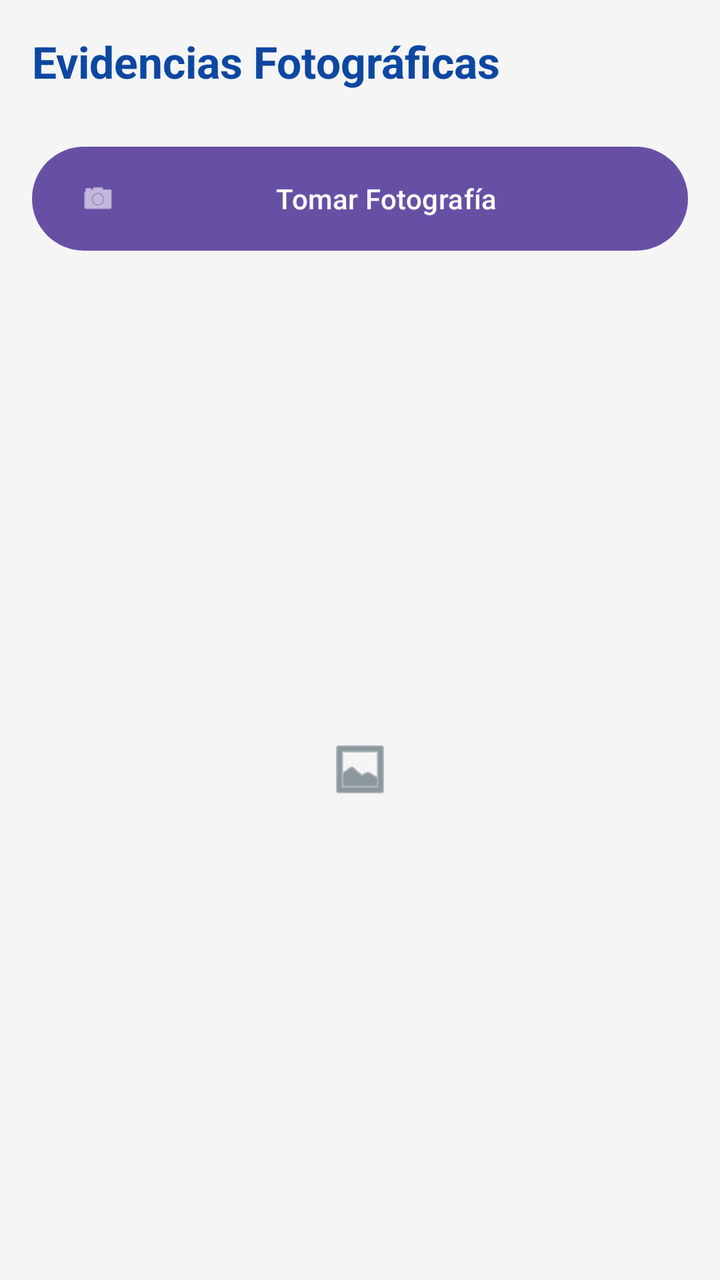
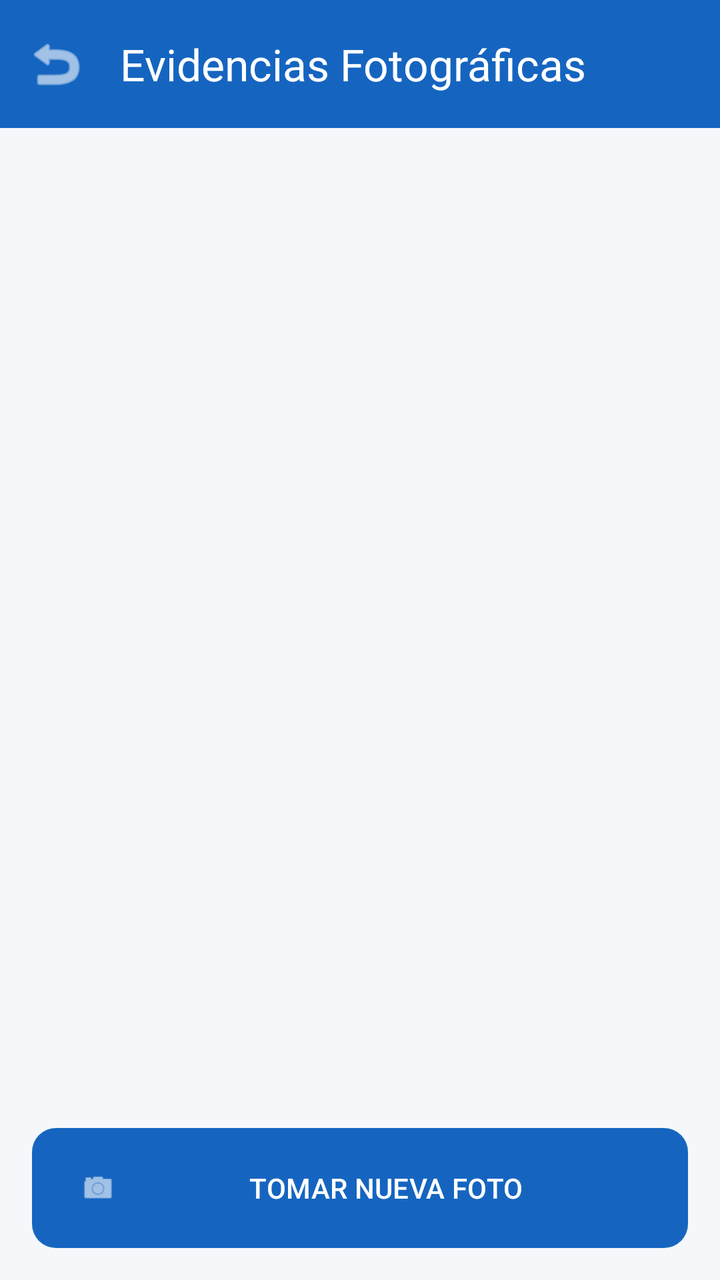

An Android layout rendered at two revisions. The XML below is the earlier revision; the diff shows what the commit changed to produce the second picture.
<!-- AndroidManifest.xml: application theme Theme.ClimaTrack -->
<!-- res/layout/activity_evidence.xml -->
<?xml version="1.0" encoding="utf-8"?>
<androidx.constraintlayout.widget.ConstraintLayout xmlns:android="http://schemas.android.com/apk/res/android"
    xmlns:app="http://schemas.android.com/apk/res-auto"
    android:layout_width="match_parent"
    android:layout_height="match_parent"
    android:background="@color/background"
    android:padding="16dp">

    <TextView
        android:id="@+id/tvTitle"
        android:layout_width="wrap_content"
        android:layout_height="wrap_content"
        android:text="Evidencias Fotográficas"
        android:textColor="@color/primary"
        android:textSize="22sp"
        android:textStyle="bold"
        app:layout_constraintStart_toStartOf="parent"
        app:layout_constraintTop_toTopOf="parent" />

    <com.google.android.material.button.MaterialButton
        android:id="@+id/btnTakePhoto"
        android:layout_width="match_parent"
        android:layout_height="60dp"
        android:layout_marginTop="24dp"
        android:text="Tomar Fotografía"
        app:icon="@android:drawable/ic_menu_camera"
        app:layout_constraintTop_toBottomOf="@id/tvTitle" />

    <ImageView
        android:id="@+id/imgPreview"
        android:layout_width="match_parent"
        android:layout_height="0dp"
        android:layout_marginTop="16dp"
        android:scaleType="centerInside"
        android:src="@android:drawable/ic_menu_gallery"
        app:layout_constraintBottom_toBottomOf="parent"
        app:layout_constraintTop_toBottomOf="@id/btnTakePhoto"
        app:tint="@color/secondary" />

</androidx.constraintlayout.widget.ConstraintLayout>
<!-- resources referenced by this layout -->
<resources>
  <color name="background">#F5F5F5</color>
  <color name="primary">#0D47A1</color>
  <color name="secondary">#455A64</color>
  <style name="Theme.ClimaTrack" parent="Base.Theme.ClimaTrack" />
  <style name="Base.Theme.ClimaTrack" parent="Theme.Material3.DayNight.NoActionBar">
          
          
      </style>
</resources>

<!-- the commit's change to res/layout/activity_evidence.xml (unified diff, before → after) -->
@@ -1,40 +1,69 @@
 <?xml version="1.0" encoding="utf-8"?>
-<androidx.constraintlayout.widget.ConstraintLayout xmlns:android="http://schemas.android.com/apk/res/android"
+<androidx.coordinatorlayout.widget.CoordinatorLayout xmlns:android="http://schemas.android.com/apk/res/android"
     xmlns:app="http://schemas.android.com/apk/res-auto"
+    xmlns:tools="http://schemas.android.com/tools"
     android:layout_width="match_parent"
     android:layout_height="match_parent"
-    android:background="@color/background"
-    android:padding="16dp">
+    android:background="@color/md_theme_light_background">
 
-    <TextView
-        android:id="@+id/tvTitle"
-        android:layout_width="wrap_content"
+    <com.google.android.material.appbar.AppBarLayout
+        android:layout_width="match_parent"
         android:layout_height="wrap_content"
-        android:text="Evidencias Fotográficas"
-        android:textColor="@color/primary"
-        android:textSize="22sp"
-        android:textStyle="bold"
-        app:layout_constraintStart_toStartOf="parent"
-        app:layout_constraintTop_toTopOf="parent" />
+        android:background="@color/md_theme_light_primary">
 
-    <com.google.android.material.button.MaterialButton
-        android:id="@+id/btnTakePhoto"
+        <com.google.android.material.appbar.MaterialToolbar
+            android:id="@+id/toolbar"
+            android:layout_width="match_parent"
+            android:layout_height="?attr/actionBarSize"
+            app:title="Evidencias Fotográficas"
+            app:titleTextColor="@color/white"
+            app:navigationIcon="@android:drawable/ic_menu_revert"
+            app:navigationIconTint="@color/white" />
+
+    </com.google.android.material.appbar.AppBarLayout>
+
+    <androidx.constraintlayout.widget.ConstraintLayout
         android:layout_width="match_parent"
-        android:layout_height="60dp"
-        android:layout_marginTop="24dp"
-        android:text="Tomar Fotografía"
-        app:icon="@android:drawable/ic_menu_camera"
-        app:layout_constraintTop_toBottomOf="@id/tvTitle" />
+        android:layout_height="match_parent"
+        app:layout_behavior="@string/appbar_scrolling_view_behavior">
 
-    <ImageView
-        android:id="@+id/imgPreview"
-        android:layout_width="match_parent"
-        android:layout_height="0dp"
-        android:layout_marginTop="16dp"
-        android:scaleType="centerInside"
-        android:src="@android:drawable/ic_menu_gallery"
-        app:layout_constraintBottom_toBottomOf="parent"
-        app:layout_constraintTop_toBottomOf="@id/btnTakePhoto"
-        app:tint="@color/secondary" />
+        <androidx.recyclerview.widget.RecyclerView
+            android:id="@+id/rvEvidence"
+            android:layout_width="match_parent"
+            android:layout_height="0dp"
+            android:clipToPadding="false"
+            android:padding="8dp"
+            app:layoutManager="androidx.recyclerview.widget.GridLayoutManager"
+            app:spanCount="2"
+            app:layout_constraintBottom_toTopOf="@id/btnTakePhoto"
+            app:layout_constraintTop_toTopOf="parent"
+            tools:listitem="@android:layout/simple_list_item_1" />
 
-</androidx.constraintlayout.widget.ConstraintLayout>
+        
+        <com.google.android.material.card.MaterialCardView
+            android:id="@+id/cardPreview"
+            android:layout_width="match_parent"
+            android:layout_height="0dp"
+            android:layout_margin="16dp"
+            android:visibility="gone"
+            app:layout_constraintBottom_toTopOf="@id/btnTakePhoto"
+            app:layout_constraintTop_toTopOf="parent">
+            <ImageView
+                android:id="@+id/imgPreview"
+                android:layout_width="match_parent"
+                android:layout_height="match_parent"
+                android:scaleType="centerCrop" />
+        </com.google.android.material.card.MaterialCardView>
+
+        <com.google.android.material.button.MaterialButton
+            android:id="@+id/btnTakePhoto"
+            android:layout_width="match_parent"
+            android:layout_height="60dp"
+            android:layout_margin="16dp"
+            android:text="TOMAR NUEVA FOTO"
+            app:icon="@android:drawable/ic_menu_camera"
+            app:layout_constraintBottom_toBottomOf="parent" />
+
+    </androidx.constraintlayout.widget.ConstraintLayout>
+
+</androidx.coordinatorlayout.widget.CoordinatorLayout>
<!-- resource entries referenced after the edit -->
@@ -1,12 +1,51 @@
 <!-- resources referenced by this layout -->
 <resources>
-  <color name="background">#F5F5F5</color>
-  <color name="primary">#0D47A1</color>
-  <color name="secondary">#455A64</color>
+  <color name="md_theme_light_background">#F5F7FA</color>
+  <color name="md_theme_light_primary">#1565C0</color>
+  <color name="white">#FFFFFFFF</color>
   <style name="Theme.ClimaTrack" parent="Base.Theme.ClimaTrack" />
   <style name="Base.Theme.ClimaTrack" parent="Theme.Material3.DayNight.NoActionBar">
           
+          <item name="colorPrimary">@color/md_theme_light_primary</item>
+          <item name="colorOnPrimary">@color/md_theme_light_onPrimary</item>
+          <item name="colorPrimaryContainer">@color/md_theme_light_primaryContainer</item>
+          <item name="colorOnPrimaryContainer">@color/md_theme_light_onPrimaryContainer</item>
+  
+          <item name="colorSecondary">@color/md_theme_light_secondary</item>
+          <item name="colorOnSecondary">@color/md_theme_light_onSecondary</item>
+  
+          <item name="android:windowBackground">@color/md_theme_light_background</item>
+          <item name="colorSurface">@color/md_theme_light_surface</item>
+          <item name="colorOnSurface">@color/md_theme_light_onSurface</item>
+  
           
+          <item name="materialCardViewStyle">@style/Widget.ClimaTrack.CardView</item>
+          <item name="materialButtonStyle">@style/Widget.ClimaTrack.Button</item>
+          <item name="textInputStyle">@style/Widget.ClimaTrack.TextInputLayout</item>
+      </style>
+  <color name="md_theme_light_onPrimary">#FFFFFF</color>
+  <color name="md_theme_light_primaryContainer">#E3F2FD</color>
+  <color name="md_theme_light_onPrimaryContainer">#001B3D</color>
+  <color name="md_theme_light_secondary">#455A64</color>
+  <color name="md_theme_light_onSecondary">#FFFFFF</color>
+  <color name="md_theme_light_surface">#FFFFFF</color>
+  <color name="md_theme_light_onSurface">#1A1C1E</color>
+  <style name="Widget.ClimaTrack.CardView" parent="Widget.Material3.CardView.Elevated">
+          <item name="cardCornerRadius">16dp</item>
+          <item name="cardElevation">2dp</item>
+          <item name="android:layout_margin">8dp</item>
+      </style>
+  <style name="Widget.ClimaTrack.Button" parent="Widget.Material3.Button">
+          <item name="cornerRadius">12dp</item>
+          <item name="android:insetTop">0dp</item>
+          <item name="android:insetBottom">0dp</item>
+      </style>
+  <style name="Widget.ClimaTrack.TextInputLayout" parent="Widget.Material3.TextInputLayout.OutlinedBox">
+          <item name="boxCornerRadiusTopStart">12dp</item>
+          <item name="boxCornerRadiusTopEnd">12dp</item>
+          <item name="boxCornerRadiusBottomStart">12dp</item>
+          <item name="boxCornerRadiusBottomEnd">12dp</item>
+          <item name="boxStrokeColor">@color/md_theme_light_primary</item>
       </style>
 </resources>
 
